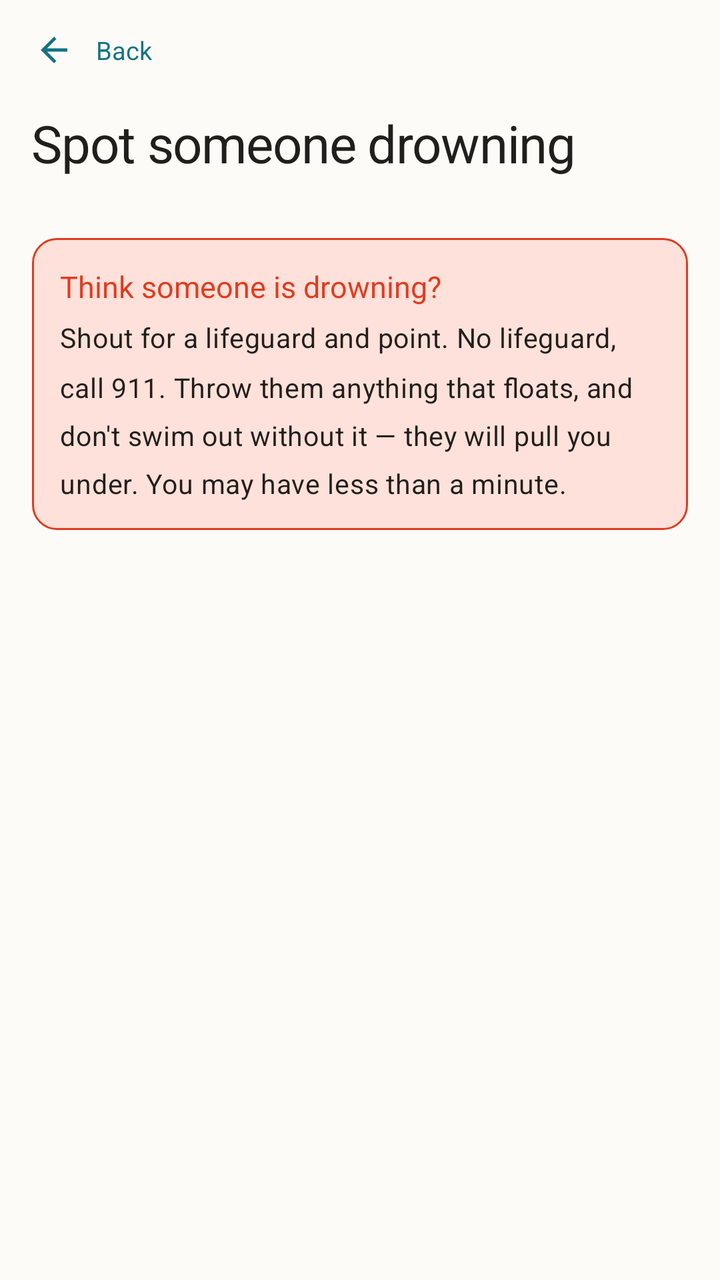
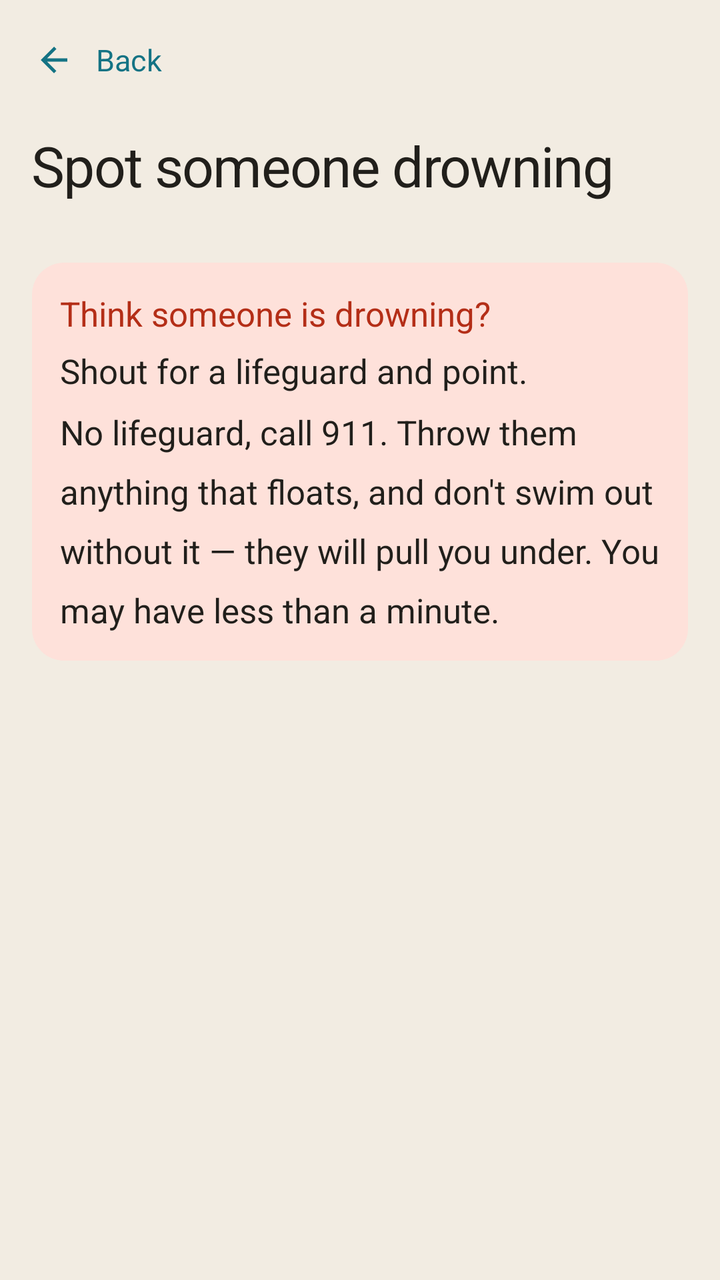

Before-and-after screenshots of an Android layout around one commit, followed by the original layout XML and the change that was made.
<!-- AndroidManifest.xml: activity theme Theme.MyApplication -->
<!-- res/layout/activity_drowning_guide.xml -->
<?xml version="1.0" encoding="utf-8"?>
<LinearLayout xmlns:android="http://schemas.android.com/apk/res/android"
    xmlns:app="http://schemas.android.com/apk/res-auto"
    android:layout_width="match_parent"
    android:layout_height="match_parent"
    android:background="@color/background"
    android:orientation="vertical">

    <LinearLayout
        android:id="@+id/drowningGuideHeader"
        android:layout_width="match_parent"
        android:layout_height="wrap_content"
        android:background="@color/background"
        android:gravity="center_vertical"
        android:orientation="horizontal"
        android:paddingHorizontal="8dp"
        android:paddingTop="6dp"
        android:paddingBottom="6dp">

        
        <LinearLayout
            android:id="@+id/drowningGuideBackButton"
            android:layout_width="wrap_content"
            android:layout_height="wrap_content"
            android:background="?attr/selectableItemBackground"
            android:clickable="true"
            android:focusable="true"
            android:gravity="center_vertical"
            android:orientation="horizontal"
            android:paddingStart="0dp"
            android:paddingEnd="10dp">

            <ImageView
                android:layout_width="38dp"
                android:layout_height="38dp"
                android:contentDescription="@null"
                android:padding="9dp"
                android:src="@drawable/ic_back"
                app:tint="@color/primary" />

            <TextView
                android:layout_width="wrap_content"
                android:layout_height="wrap_content"
                android:layout_marginStart="2dp"
                android:text="@string/back"
                android:textColor="@color/primary"
                android:textSize="12.5sp" />
        </LinearLayout>
    </LinearLayout>

    <androidx.core.widget.NestedScrollView
        android:id="@+id/drowningGuideScrollView"
        android:layout_width="match_parent"
        android:layout_height="0dp"
        android:layout_weight="1"
        android:fillViewport="true"
        android:scrollbars="none">

        <LinearLayout
            android:layout_width="match_parent"
            android:layout_height="wrap_content"
            android:orientation="vertical"
            android:paddingHorizontal="16dp"
            android:paddingTop="4dp"
            android:paddingBottom="24dp">

            <TextView
                android:layout_width="match_parent"
                android:layout_height="wrap_content"
                android:text="@string/drowning_title"
                android:textAppearance="@style/TextAppearance.App.Headline" />

            <LinearLayout
                android:id="@+id/drowningSignList"
                android:layout_width="match_parent"
                android:layout_height="wrap_content"
                android:layout_marginTop="16dp"
                android:orientation="vertical" />

            
            <LinearLayout
                android:layout_width="match_parent"
                android:layout_height="wrap_content"
                android:layout_marginTop="14dp"
                android:background="@drawable/bg_danger_note"
                android:orientation="vertical"
                android:padding="14dp">

                <TextView
                    android:layout_width="match_parent"
                    android:layout_height="wrap_content"
                    android:fontFamily="sans-serif-medium"
                    android:text="@string/drowning_act_title"
                    android:textColor="@color/danger"
                    android:textSize="15sp" />

                <TextView
                    android:layout_width="match_parent"
                    android:layout_height="wrap_content"
                    android:layout_marginTop="6dp"
                    android:lineSpacingMultiplier="1.5"
                    android:text="@string/drowning_act_body"
                    android:textAppearance="@style/TextAppearance.App.Body" />
            </LinearLayout>

        </LinearLayout>
    </androidx.core.widget.NestedScrollView>

</LinearLayout>
<!-- resources referenced by this layout -->
<resources>
  <color name="background">#FDFBF7</color>
  <color name="danger">#E03C21</color>
  <!-- drawable bg_danger_note (drawable) -->
  <?xml version="1.0" encoding="utf-8"?>
  <shape xmlns:android="http://schemas.android.com/apk/res/android"
      android:shape="rectangle">
      <solid android:color="@color/danger_tint" />
      <stroke android:width="1dp" android:color="@color/danger" />
      <corners android:radius="12dp" />
  </shape>
  <style name="TextAppearance.App.Body" parent="TextAppearance.Material3.BodyMedium">
          <item name="android:textSize">13.5sp</item>
          <item name="android:textColor">@color/text_primary</item>
          <item name="android:lineSpacingMultiplier">1.5</item>
      </style>
  <style name="TextAppearance.App.Headline" parent="TextAppearance.Material3.HeadlineSmall">
          <item name="android:textSize">26sp</item>
          <item name="android:fontFamily">sans-serif-medium</item>
          <item name="android:letterSpacing">-0.015</item>
          <item name="android:textColor">@color/text_primary</item>
      </style>
  <style name="Theme.MyApplication" parent="Theme.Material3.DayNight.NoActionBar">
          <item name="colorPrimary">@color/primary</item>
          <item name="colorOnPrimary">@color/on_primary</item>
          <item name="colorPrimaryContainer">@color/advisor_bg</item>
          <item name="colorOnPrimaryContainer">@color/primary_variant</item>
  
          <item name="colorSecondary">@color/secondary</item>
          <item name="colorOnSecondary">@color/on_secondary</item>
          <item name="colorSecondaryContainer">@color/surface_alt</item>
          <item name="colorOnSecondaryContainer">@color/text_primary</item>
          <item name="colorTertiary">@color/tertiary_gold</item>
          <item name="colorTertiaryContainer">@color/surface_alt</item>
          <item name="colorOnTertiaryContainer">@color/text_primary</item>
  
          <item name="android:colorBackground">@color/background</item>
          <item name="colorSurface">@color/surface</item>
          <item name="colorOnSurface">@color/text_primary</item>
          <item name="colorSurfaceVariant">@color/surface_alt</item>
          <item name="colorOnSurfaceVariant">@color/text_secondary</item>
          <item name="colorSurfaceContainer">@color/surface</item>
          <item name="colorSurfaceContainerLow">@color/surface</item>
          <item name="colorSurfaceContainerLowest">@color/background</item>
          <item name="colorSurfaceContainerHigh">@color/surface_alt</item>
          <item name="colorSurfaceContainerHighest">@color/surface_alt</item>
          <item name="colorOutline">@color/divider</item>
          <item name="colorOutlineVariant">@color/divider</item>
          <item name="colorError">@color/error</item>
  
          
          <item name="shapeAppearanceCornerExtraSmall">@style/ShapeAppearance.App.Corner.ExtraSmall</item>
          <item name="shapeAppearanceCornerSmall">@style/ShapeAppearance.App.Corner.Small</item>
          <item name="shapeAppearanceCornerMedium">@style/ShapeAppearance.App.Corner.Medium</item>
          <item name="shapeAppearanceCornerLarge">@style/ShapeAppearance.App.Corner.Large</item>
          <item name="shapeAppearanceCornerExtraLarge">@style/ShapeAppearance.App.Corner.ExtraLarge</item>
  
          
          <item name="android:fontFamily">sans-serif</item>
          <item name="fontFamily">sans-serif</item>
  
          
          <item name="android:statusBarColor">@android:color/transparent</item>
          <item name="android:navigationBarColor">@color/background</item>
          <item name="android:windowLightStatusBar" tools:targetApi="23">true</item>
          <item name="android:windowLightNavigationBar" tools:targetApi="27">true</item>
  
          <item name="windowActionBar">false</item>
          <item name="windowNoTitle">true</item>
      </style>
  <color name="surface">#F6F1E8</color>
  <color name="error">#E03C21</color>
  <!-- unchanged entries left out for length: 22 -->
</resources>

<!-- the commit's change to res/layout/activity_drowning_guide.xml (unified diff, before → after) -->
@@ -20,6 +20,7 @@
         
         <LinearLayout
             android:id="@+id/drowningGuideBackButton"
+            android:minHeight="48dp"
             android:layout_width="wrap_content"
             android:layout_height="wrap_content"
             android:background="?attr/selectableItemBackground"
@@ -44,7 +45,7 @@
                 android:layout_marginStart="2dp"
                 android:text="@string/back"
                 android:textColor="@color/primary"
-                android:textSize="12.5sp" />
+                android:textSize="15sp" />
         </LinearLayout>
     </LinearLayout>
 
@@ -92,7 +93,7 @@
                     android:fontFamily="sans-serif-medium"
                     android:text="@string/drowning_act_title"
                     android:textColor="@color/danger"
-                    android:textSize="15sp" />
+                    android:textSize="17sp" />
 
                 <TextView
                     android:layout_width="match_parent"
<!-- resource entries referenced after the edit -->
@@ -1,24 +1,24 @@
 <!-- resources referenced by this layout -->
 <resources>
-  <color name="background">#FDFBF7</color>
-  <color name="danger">#E03C21</color>
+  <color name="background">#F2ECE2</color>
+  <color name="danger">#B42E17</color>
   <!-- drawable bg_danger_note (drawable) -->
   <?xml version="1.0" encoding="utf-8"?>
   <shape xmlns:android="http://schemas.android.com/apk/res/android"
       android:shape="rectangle">
       <solid android:color="@color/danger_tint" />
-      <stroke android:width="1dp" android:color="@color/danger" />
-      <corners android:radius="12dp" />
+      <corners android:radius="16dp" />
   </shape>
   <style name="TextAppearance.App.Body" parent="TextAppearance.Material3.BodyMedium">
-          <item name="android:textSize">13.5sp</item>
+          <item name="android:textSize">17sp</item>
+          <item name="android:letterSpacing">0</item>
           <item name="android:textColor">@color/text_primary</item>
-          <item name="android:lineSpacingMultiplier">1.5</item>
+          <item name="android:lineSpacingMultiplier">1.3</item>
       </style>
   <style name="TextAppearance.App.Headline" parent="TextAppearance.Material3.HeadlineSmall">
-          <item name="android:textSize">26sp</item>
+          <item name="android:textSize">28sp</item>
           <item name="android:fontFamily">sans-serif-medium</item>
-          <item name="android:letterSpacing">-0.015</item>
+          <item name="android:letterSpacing">-0.02</item>
           <item name="android:textColor">@color/text_primary</item>
       </style>
   <style name="Theme.MyApplication" parent="Theme.Material3.DayNight.NoActionBar">
@@ -45,7 +45,8 @@
           <item name="colorSurfaceContainerLowest">@color/background</item>
           <item name="colorSurfaceContainerHigh">@color/surface_alt</item>
           <item name="colorSurfaceContainerHighest">@color/surface_alt</item>
-          <item name="colorOutline">@color/divider</item>
+          
+          <item name="colorOutline">@color/text_secondary</item>
           <item name="colorOutlineVariant">@color/divider</item>
           <item name="colorError">@color/error</item>
   
@@ -66,11 +67,28 @@
           <item name="android:windowLightStatusBar" tools:targetApi="23">true</item>
           <item name="android:windowLightNavigationBar" tools:targetApi="27">true</item>
   
+          
+          <item name="materialButtonStyle">@style/Widget.App.Button</item>
+  
           <item name="windowActionBar">false</item>
           <item name="windowNoTitle">true</item>
       </style>
-  <color name="surface">#F6F1E8</color>
-  <color name="error">#E03C21</color>
+  <color name="surface">#FFFDF9</color>
+  <color name="error">#B42E17</color>
+  <style name="Widget.App.Button" parent="Widget.Material3.Button">
+          <item name="android:minHeight">50dp</item>
+          <item name="android:insetTop">0dp</item>
+          <item name="android:insetBottom">0dp</item>
+          <item name="android:textSize">17sp</item>
+          <item name="android:fontFamily">sans-serif-medium</item>
+          <item name="android:letterSpacing">0</item>
+          <item name="android:textAllCaps">false</item>
+          <item name="cornerRadius">12dp</item>
+          <item name="backgroundTint">@color/primary</item>
+          <item name="android:textColor">@color/on_primary</item>
+          <item name="iconTint">@color/on_primary</item>
+          <item name="elevation">0dp</item>
+      </style>
   <!-- unchanged entries left out for length: 22 -->
 </resources>
 
